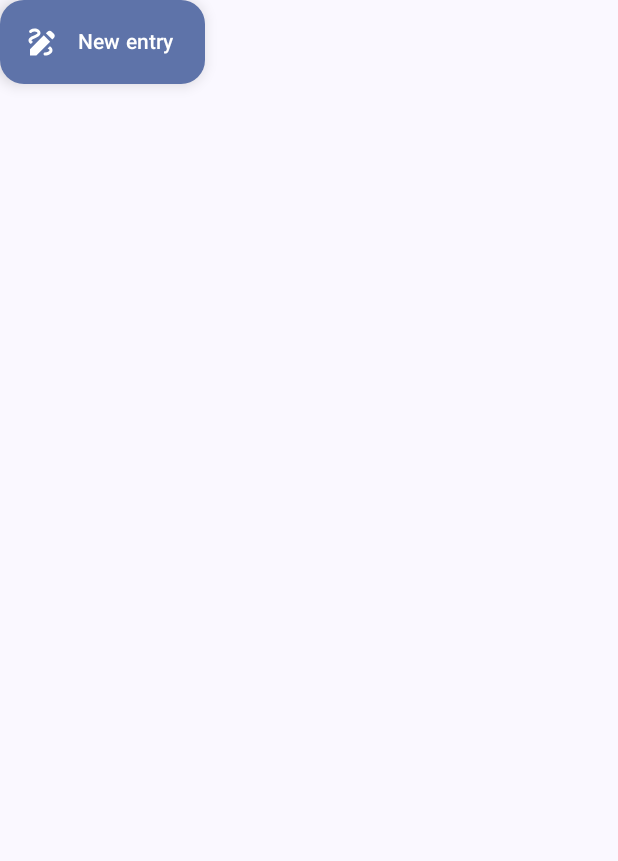
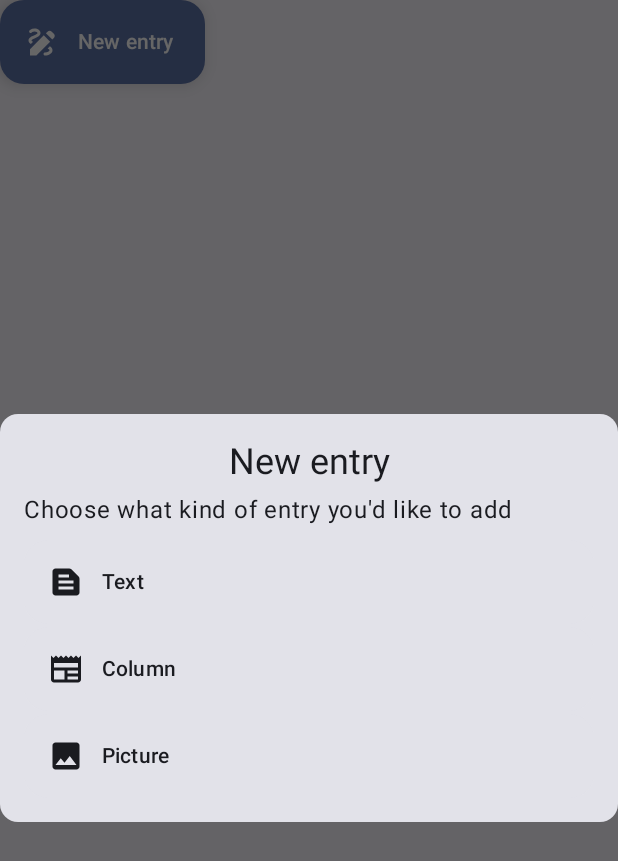
Before and after one commit to PartyProNL/Quibble, an Android app built with Jetpack Compose: the composable HomePageCreateFAB shown on its own in the app's theme, after a tap on "New entry", on a phone screen of 412 x 824 dp. Shown: the top 861 px of the screen. Run offline under Robolectric (Android 15) with nearby library versions, the light colour scheme and no system bars.

Commit message:
Start dialog to create journal entry

```diff
--- /dev/null
+++ b/app/src/main/java/me/partypronl/quibble/pages/home/HomeNewEntryModal.kt
@@ -0,0 +1,82 @@
+package me.partypronl.quibble.pages.home
+
+import androidx.compose.foundation.background
+import androidx.compose.foundation.layout.Column
+import androidx.compose.foundation.layout.Row
+import androidx.compose.foundation.layout.Spacer
+import androidx.compose.foundation.layout.fillMaxWidth
+import androidx.compose.foundation.layout.height
+import androidx.compose.foundation.layout.padding
+import androidx.compose.foundation.layout.width
+import androidx.compose.foundation.shape.RoundedCornerShape
+import androidx.compose.material3.Button
+import androidx.compose.material3.Card
+import androidx.compose.material3.MaterialTheme
+import androidx.compose.material3.Text
+import androidx.compose.runtime.Composable
+import androidx.compose.ui.Alignment
+import androidx.compose.ui.Modifier
+import androidx.compose.ui.text.style.TextAlign
+import androidx.compose.ui.unit.dp
+import androidx.compose.ui.window.Dialog
+import me.partypronl.quibble.entry.JournalEntryType
+
+@Composable
+fun HomeNewEntryModal(
+    onDismissRequest: () -> Unit
+) {
+    Dialog(
+        onDismissRequest = onDismissRequest
+    ) {
+        Card(
+            modifier = Modifier
+                .fillMaxWidth()
+                .background(
+                    MaterialTheme.colorScheme.surfaceContainerLowest,
+                    RoundedCornerShape(16.dp)),
+        ) {
+            Column(
+                modifier = Modifier.padding(16.dp)
+            ) {
+                Text(
+                    text = "New entry",
+                    style = MaterialTheme.typography.headlineSmall,
+                    modifier = Modifier.fillMaxWidth(),
+                    textAlign = TextAlign.Center
+                )
+
+                Spacer(Modifier.height(4.dp))
+
+                Text(
+                    text = "Choose what kind of entry you'd like to add"
+                )
+
+                Spacer(Modifier.height(6.dp))
+
+                for(type in JournalEntryType.types) {
+                    Spacer(Modifier.height(2.dp))
+
+                    Row(
+                        modifier = Modifier
+                            .background(
+                                color = MaterialTheme.colorScheme.surfaceContainerHighest,
+                                shape = RoundedCornerShape(16.dp))
+                            .padding(16.dp)
+                            .fillMaxWidth(),
+                        verticalAlignment = Alignment.CenterVertically
+                    ) {
+                        type.icon()
+
+                        Spacer(Modifier.width(12.dp))
+
+                        Text(
+                            text = type.name,
+                            color = MaterialTheme.colorScheme.onSurface,
+                            style = MaterialTheme.typography.labelLarge
+                        )
+                    }
+                }
+            }
+        }
+    }
+}
--- a/app/src/main/java/me/partypronl/quibble/pages/home/HomePage.kt
+++ b/app/src/main/java/me/partypronl/quibble/pages/home/HomePage.kt
@@ -9,6 +9,7 @@ import androidx.compose.material3.Text
 import androidx.compose.runtime.Composable
 import androidx.compose.runtime.getValue
 import androidx.compose.runtime.mutableLongStateOf
+import androidx.compose.runtime.mutableStateOf
 import androidx.compose.runtime.remember
 import androidx.compose.runtime.setValue
 import androidx.compose.ui.Modifier
@@ -55,10 +56,20 @@ fun HomePage(innerPadding: PaddingValues) {
 
 @Composable
 fun HomePageCreateFAB() {
+    var isDialogOpen by remember { mutableStateOf(false) }
+
+    if(isDialogOpen) {
+        HomeNewEntryModal(
+            onDismissRequest = { isDialogOpen = false }
+        )
+    }
+
     ExtendedFloatingActionButton(
         text = { Text("New entry") },
         icon = { Icon(painterResource(R.drawable.baseline_draw_24), "Pen") },
-        onClick = {}
+        onClick = {
+            isDialogOpen = true
+        }
     )
 }
 
--- /dev/null
+++ b/app/src/main/res/drawable/baseline_image_24.xml
@@ -0,0 +1,5 @@
+<vector xmlns:android="http://schemas.android.com/apk/res/android" android:height="24dp" android:tint="#000000" android:viewportHeight="24" android:viewportWidth="24" android:width="24dp">
+
+    <path android:fillColor="@android:color/white" android:pathData="M21,19V5c0,-1.1 -0.9,-2 -2,-2H5c-1.1,0 -2,0.9 -2,2v14c0,1.1 0.9,2 2,2h14c1.1,0 2,-0.9 2,-2zM8.5,13.5l2.5,3.01L14.5,12l4.5,6H5l3.5,-4.5z"/>
+
+</vector>
--- /dev/null
+++ b/app/src/main/res/drawable/baseline_newspaper_24.xml
@@ -0,0 +1,5 @@
+<vector xmlns:android="http://schemas.android.com/apk/res/android" android:height="24dp" android:tint="#000000" android:viewportHeight="24" android:viewportWidth="24" android:width="24dp">
+
+    <path android:fillColor="@android:color/white" android:pathData="M22,3l-1.67,1.67L18.67,3L17,4.67L15.33,3l-1.66,1.67L12,3l-1.67,1.67L8.67,3L7,4.67L5.33,3L3.67,4.67L2,3v16c0,1.1 0.9,2 2,2l16,0c1.1,0 2,-0.9 2,-2V3zM11,19H4v-6h7V19zM20,19h-7v-2h7V19zM20,15h-7v-2h7V15zM20,11H4V8h16V11z"/>
+
+</vector>
--- /dev/null
+++ b/app/src/main/res/drawable/baseline_text_snippet_24.xml
@@ -0,0 +1,5 @@
+<vector xmlns:android="http://schemas.android.com/apk/res/android" android:autoMirrored="true" android:height="24dp" android:tint="#000000" android:viewportHeight="24" android:viewportWidth="24" android:width="24dp">
+
+    <path android:fillColor="@android:color/white" android:pathData="M20.41,8.41l-4.83,-4.83C15.21,3.21 14.7,3 14.17,3H5C3.9,3 3,3.9 3,5v14c0,1.1 0.9,2 2,2h14c1.1,0 2,-0.9 2,-2V9.83C21,9.3 20.79,8.79 20.41,8.41zM7,7h7v2H7V7zM17,17H7v-2h10V17zM17,13H7v-2h10V13z"/>
+
+</vector>
```
